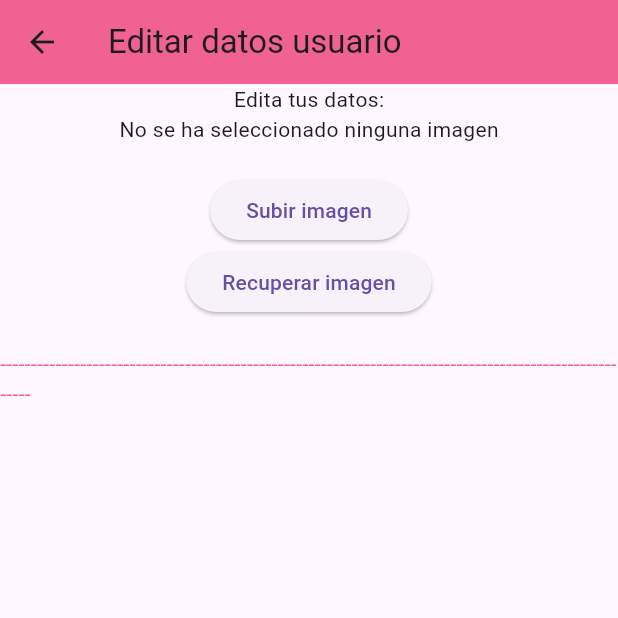
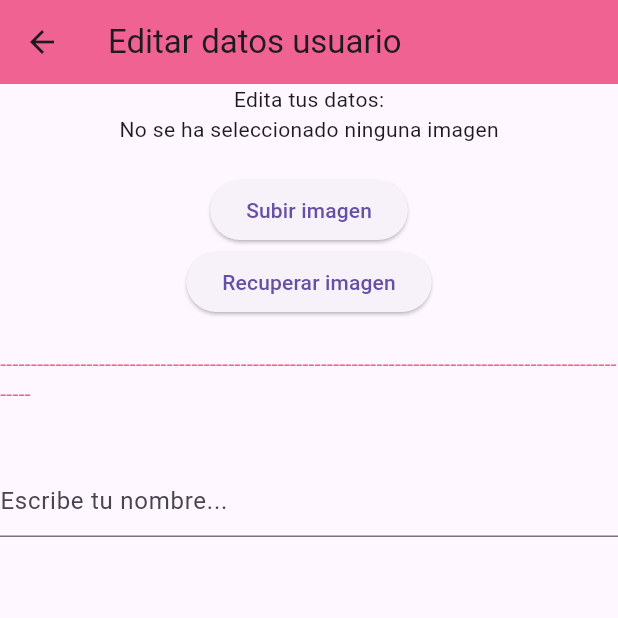
Before and after one commit to KilianGonzalez/ejemplo_firebase, a Flutter app: the screen it shows once a user with an empty profile is signed in, after a tap on the "person" icon, on a phone screen of 412 x 824 dp, the top half of it. Run offline on Flutter 3.47's test engine with Material 3 defaults, Android fonts, the phone set to English and light mode, and no system bars; our stand-ins replace cloud_firestore, firebase_auth, firebase_core, image_picker; missing offline and left inert: mongo_dart; accounts and stored records are empty; generated files the repository leaves out were written again; network calls fail.

Commit message:
Primera parte ejercicio 2 hecho
Falta hacer el botón de guardado y que sobrescriba el valor en Firebase

```diff
--- a/lib/auth/servicio_auth.dart
+++ b/lib/auth/servicio_auth.dart
@@ -8,6 +8,14 @@ class ServicioAuth {
   //Usuario actual
   User? getUsuarioActual() {
     return _auth.currentUser;
+  }
+
+  Future<String?> nombreUsuarioActual() async {
+
+    final QuerySnapshot querySnapshot = await _firestore.collection("Usuarios").where("email", isEqualTo: _auth.currentUser!.email).get();
+
+    return querySnapshot.docs.first["nombre"] as String?;
+
   }
 
   //Hacer logout
--- a/lib/paginas/editar_datos_usuario.dart
+++ b/lib/paginas/editar_datos_usuario.dart
@@ -35,13 +35,28 @@ class _EditarDatosUsuarioState extends State<EditarDatosUsuario> {
     super.initState();
 
     _conectarMongoDB().then((_) => print("Conectados con MongoDB")); //si no queremos usar ningun valor, ponemos un _ para que no de error
+    cargarNombreUsuario();
   }
+
+  void cargarNombreUsuario() async {
+    try {
+      String? nombre = await ServicioAuth().nombreUsuarioActual();
+      setState(() {
+        nombreUsuario.text = nombre ?? "";
+      });
+    } catch (e) {
+      print("Error cargando el nombre: $e");
+    }
+  }
+
 
   Future _conectarMongoDB() async {
     _db = await mongodb.Db.create(DBConf().connectionString);
 
     await _db!.open(); //abrir la conexión con mongodb
   }
+
+  final TextEditingController nombreUsuario = TextEditingController();
 
   @override
   Widget build(BuildContext context) {
@@ -90,11 +105,26 @@ class _EditarDatosUsuarioState extends State<EditarDatosUsuario> {
               ),
             ),
 
-
+            TextField(
+              controller: nombreUsuario,
+              decoration: InputDecoration(
+                hintText: "Escribe tu nombre...",
+              ),
+            )
           ],
         ),
       ),
     );
+  }
+
+  Future <void> _cargarNombre() async {
+    final nombreUsuario = ServicioAuth().getUsuarioActual();
+
+    if (nombreUsuario == null) {
+      return;
+    }
+
+
   }
 
   Future _subirImagen() async {
```
